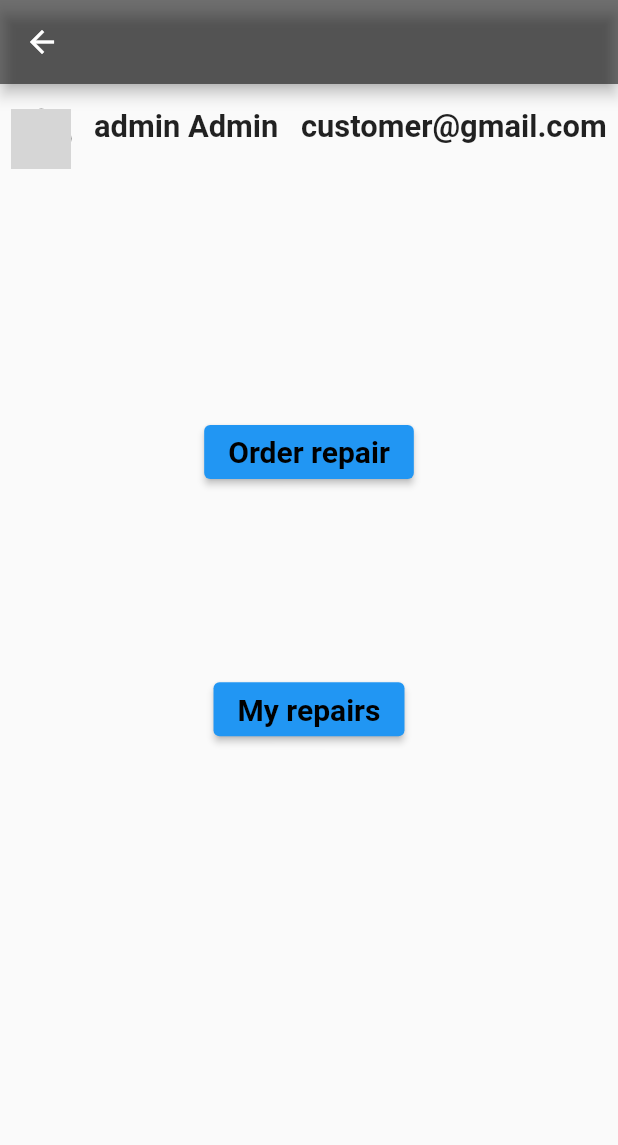
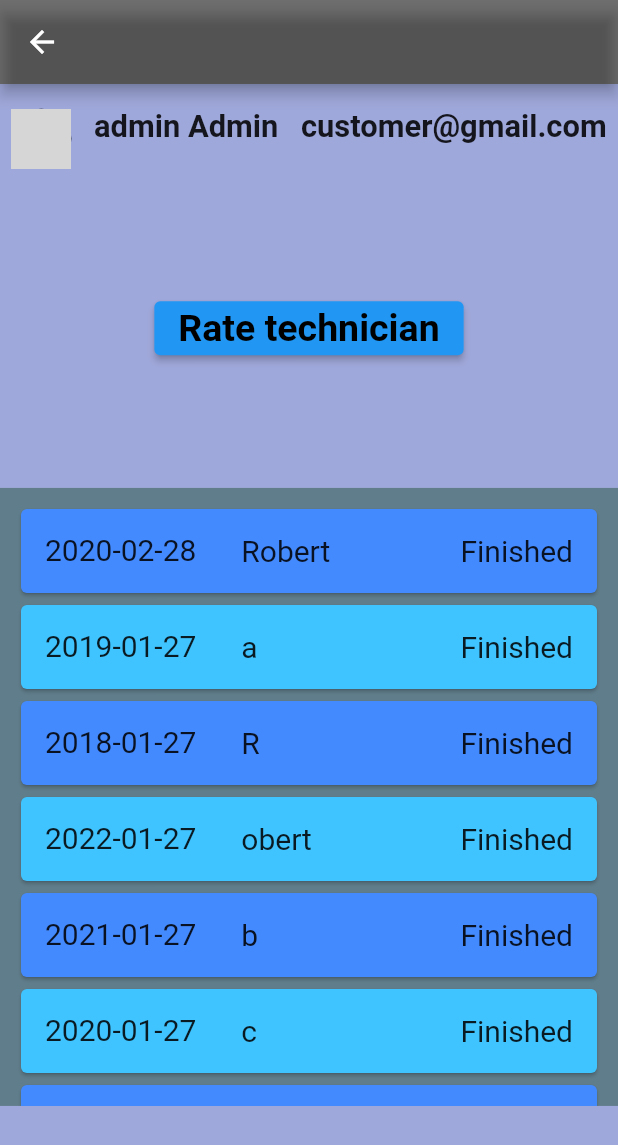
Before and after one commit to FedorViest/MTAA_frontend, a Flutter app: the CustomerScreen screen opened directly, after a tap on "My repairs", on a phone screen of 412 x 824 dp. Shown: the top 1145 px of the screen. Run offline on Flutter 3.47's test engine with Material 2 defaults, Android fonts, the phone set to English and light mode, and no system bars; our stand-ins replace dropdown_button2; grey boxes are pictures that could not be loaded.

Commit message:
Finish screen for rating employee, together with list view of all orders

```diff
--- a/lib/Screens/customer.dart
+++ b/lib/Screens/customer.dart
@@ -1,4 +1,5 @@
 import 'package:flutter/material.dart';
+import 'package:frontend/Screens/my_orders.dart';
 import 'package:frontend/Screens/order_repair.dart';
 
 import 'profile.dart';
@@ -39,7 +40,9 @@ class CustomerScreen extends StatelessWidget {
                 ),
                 SizedBox(height: size.height * 0.15),
                 ElevatedButton(
-                  onPressed: () {},
+                  onPressed: () {
+                    Navigator.of(context).push(MaterialPageRoute(builder: (context) => MyOrdersScreen()));
+                  },
                   child: const Text(
                     "My repairs",
                     style: TextStyle(
--- /dev/null
+++ b/lib/Screens/my_orders.dart
@@ -0,0 +1,119 @@
+import 'package:flutter/material.dart';
+import 'package:dropdown_button2/dropdown_button2.dart';
+
+
+import 'customer.dart';
+import 'profile.dart';
+
+
+class Order{
+  String date;
+  String technician;
+  String status;
+
+  Order({required this.date, required this.technician, required this.status});
+}
+
+
+class MyOrdersScreen extends StatelessWidget {
+
+  final List colors = [Colors.blue, Colors.lightBlueAccent];
+
+  final List orders = [
+    Order(date: "2020-02-28", technician: "Robert", status: "Finished"),
+    Order(date: "2019-01-27", technician: "a", status: "Finished"),
+    Order(date: "2018-01-27", technician: "R", status: "Finished"),
+    Order(date: "2022-01-27", technician: "obert", status: "Finished"),
+    Order(date: "2021-01-27", technician: "b", status: "Finished"),
+    Order(date: "2020-01-27", technician: "c", status: "Finished"),
+    Order(date: "2020-01-27", technician: "d", status: "Finished"),
+    Order(date: "2020-01-27", technician: "e", status: "Finished"),
+    Order(date: "2020-01-27", technician: "f", status: "Finished"),
+    Order(date: "2020-01-27", technician: "g", status: "Finished"),
+    Order(date: "2020-01-27", technician: "Robert", status: "Finished"),
+    Order(date: "2020-01-27", technician: "Robert", status: "Finished"),
+    Order(date: "2020-01-27", technician: "Robert", status: "Finished"),
+  ];
+
+  Widget build(BuildContext context) {
+    Size size = MediaQuery
+        .of(context)
+        .size;
+
+    return Scaffold(
+      appBar: AppBar(
+        backgroundColor: Colors.black54,
+      ),
+      body: SingleChildScrollView(
+        child: Container(
+          color: Colors.indigo[200],
+          height: size.height,
+          child: Column(
+            children: [
+              Profile(),
+              Column(
+                mainAxisAlignment: MainAxisAlignment.start,
+                crossAxisAlignment: CrossAxisAlignment.center,
+                children: [
+                  SizedBox(height: size.height * 0.1),
+                  ElevatedButton(
+                      onPressed: () {},
+                      child: const Text(
+                        "Rate technician",
+                        style: TextStyle(
+                          fontWeight: FontWeight.bold,
+                          fontSize: 25,
+                          color: Colors.black
+                        ),
+                      ),
+                  ),
+                  SizedBox(height: size.height * 0.1),
+                  Container(
+                    decoration: BoxDecoration(
+                      color: Colors.blueGrey,
+                    ),
+                    child:SizedBox(
+                    height: size.height * 0.5,
+                      child: ListView.builder(
+                      padding: EdgeInsets.all(10),
+                      itemCount: orders.length,
+                      scrollDirection: Axis.vertical,
+                      itemBuilder: (BuildContext context, int index){
+                        return Card(
+                          color: index % 2 == 0 ? Colors.blueAccent:Colors.lightBlueAccent,
+                          child: Padding(
+                            padding: const EdgeInsets.all(0),
+                            child: ListTile(
+                              title: Text(
+                                orders[index].technician,
+                                style: const TextStyle(
+                                  fontSize: 20,
+                                ),
+                              ),
+                              horizontalTitleGap: 30,
+                              leading: Text(orders[index].date,
+                                style: const TextStyle(
+                                  fontSize: 20,
+                                ),
+                              ),
+                              trailing: Text(orders[index].status,
+                                style: const TextStyle(
+                                  fontSize: 20,
+                                ),
+                              ),
+                            ),
+                          ),
+                        );
+                      },
+                    ),
+                   ),
+                  ),
+                ],
+              ),
+            ],
+          ),
+        ),
+      ),
+    );
+  }
+}
--- a/lib/Screens/profile.dart
+++ b/lib/Screens/profile.dart
@@ -7,6 +7,7 @@ class Profile extends StatelessWidget {
 
     return Container(
         alignment: Alignment.topCenter,
+        color: Colors.indigo[200],
         child: Column(
         children: [
           SizedBox(height: size.height * 0.02),
```
